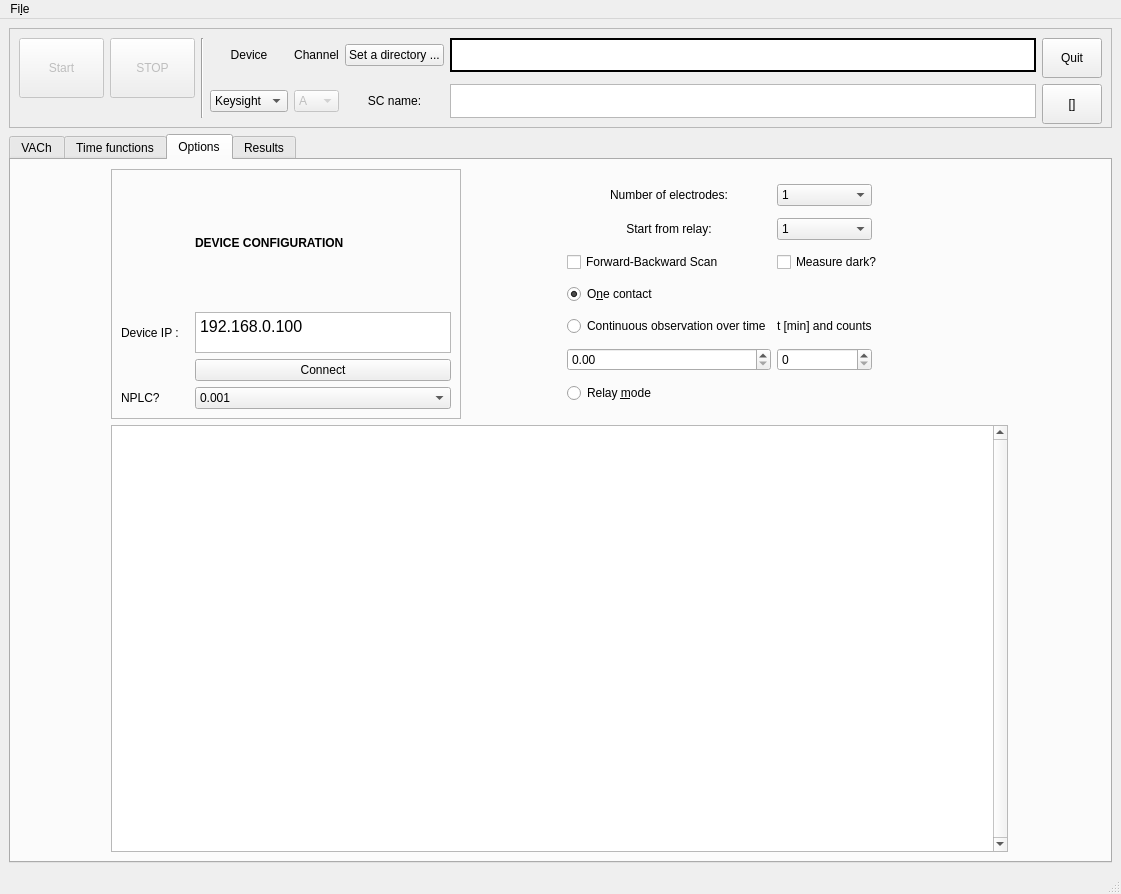
userIsTaken/SolarVACh, file GUI/Solar.ui: the form before one commit.
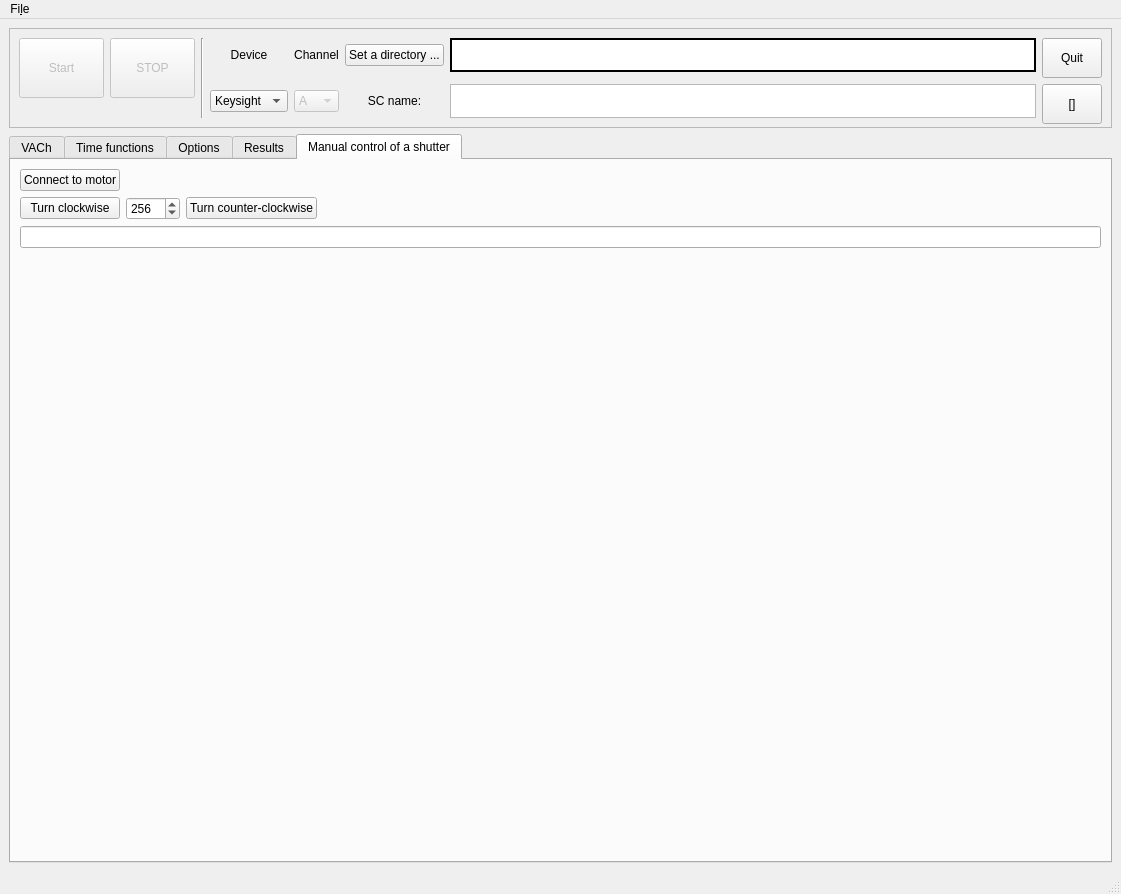
The form after the commit. The open tabs and pages were chosen to show the change. Custom widgets are drawn as their Qt base class.

Commit message: RP B+

Patch:
```diff
--- a/GUI/Solar.ui
+++ b/GUI/Solar.ui
@@ -1318,6 +1318,86 @@
         </item>
        </layout>
       </widget>
+      <widget class="QWidget" name="motorTab">
+       <attribute name="title">
+        <string>Manual control of a shutter</string>
+       </attribute>
+       <layout class="QGridLayout" name="gridLayout_13">
+        <item row="0" column="0">
+         <widget class="QPushButton" name="motorButton">
+          <property name="text">
+           <string>Connect to motor</string>
+          </property>
+         </widget>
+        </item>
+        <item row="0" column="1" colspan="3">
+         <spacer name="horizontalSpacer_5">
+          <property name="orientation">
+           <enum>Qt::Horizontal</enum>
+          </property>
+          <property name="sizeHint" stdset="0">
+           <size>
+            <width>943</width>
+            <height>20</height>
+           </size>
+          </property>
+         </spacer>
+        </item>
+        <item row="1" column="0">
+         <widget class="QPushButton" name="turnCWbutton">
+          <property name="text">
+           <string>Turn clockwise</string>
+          </property>
+         </widget>
+        </item>
+        <item row="1" column="1">
+         <widget class="QSpinBox" name="stepsBox">
+          <property name="maximum">
+           <number>1024</number>
+          </property>
+          <property name="value">
+           <number>256</number>
+          </property>
+         </widget>
+        </item>
+        <item row="1" column="2">
+         <widget class="QPushButton" name="turnCCWbutton">
+          <property name="text">
+           <string>Turn counter-clockwise</string>
+          </property>
+         </widget>
+        </item>
+        <item row="1" column="3">
+         <spacer name="horizontalSpacer_4">
+          <property name="orientation">
+           <enum>Qt::Horizontal</enum>
+          </property>
+          <property name="sizeHint" stdset="0">
+           <size>
+            <width>696</width>
+            <height>20</height>
+           </size>
+          </property>
+         </spacer>
+        </item>
+        <item row="3" column="0">
+         <spacer name="verticalSpacer">
+          <property name="orientation">
+           <enum>Qt::Vertical</enum>
+          </property>
+          <property name="sizeHint" stdset="0">
+           <size>
+            <width>20</width>
+            <height>586</height>
+           </size>
+          </property>
+         </spacer>
+        </item>
+        <item row="2" column="0" colspan="4">
+         <widget class="QLineEdit" name="infoBox"/>
+        </item>
+       </layout>
+      </widget>
      </widget>
     </item>
    </layout>
```
The commit also changes 2 other files.
